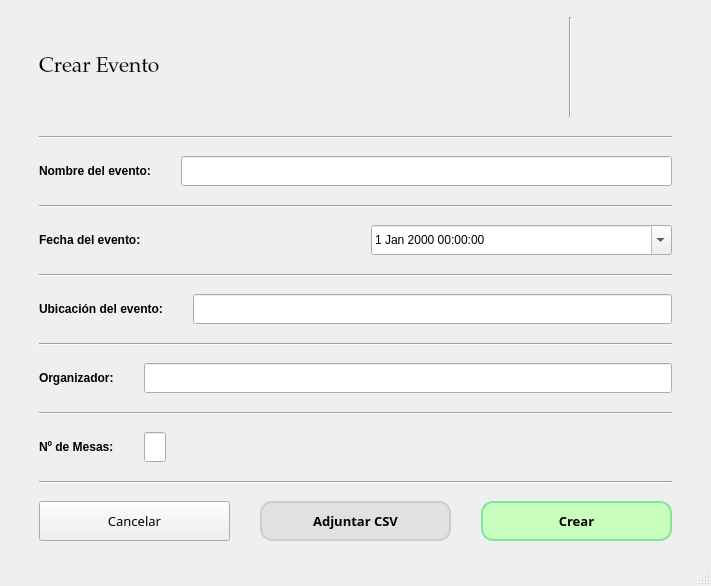
Old version of the form src/ui/CrearEvento.ui in the repository IvanJesusCorbalanPascual/Gestor-de-Eventos.
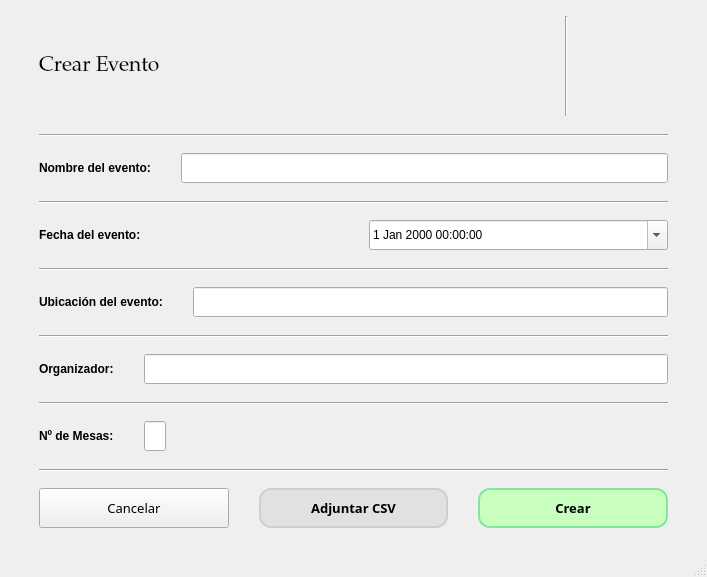
New version of the form. Icons and pictures are not drawn.

Diff of the .ui file:
```diff
--- a/src/ui/CrearEvento.ui
+++ b/src/ui/CrearEvento.ui
@@ -6,8 +6,8 @@
    <rect>
     <x>0</x>
     <y>0</y>
-    <width>711</width>
-    <height>586</height>
+    <width>707</width>
+    <height>577</height>
    </rect>
   </property>
   <property name="windowTitle">
```
Left out of the diff: 4 changed lines with no effect on the pictures.
